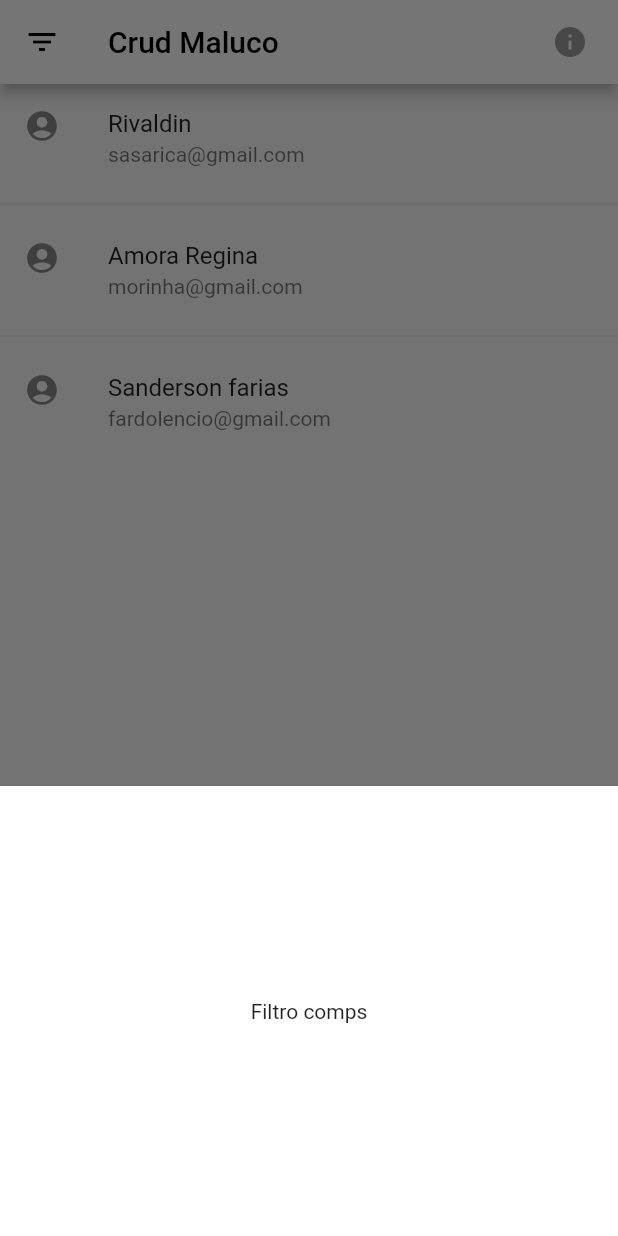
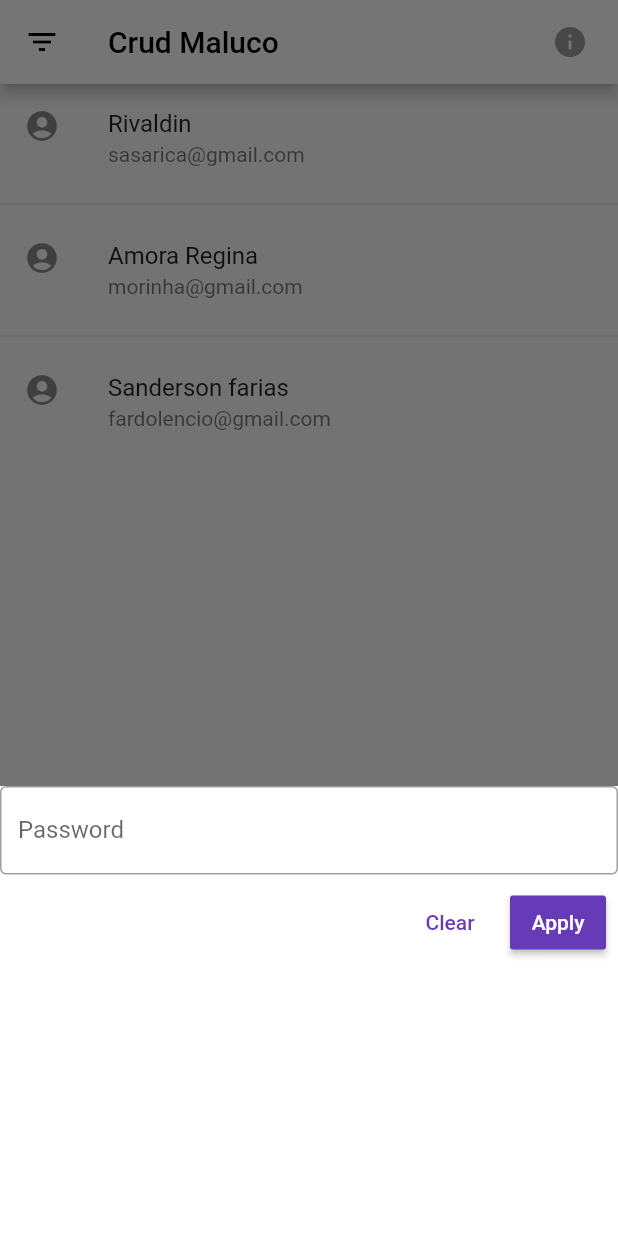
Before and after one commit to LucasPitol/CrudMaluco, a Flutter app: the screen it shows after launch, after a tap on the "add" icon, on a phone screen of 412 x 824 dp. Run offline on Flutter 3.47's test engine with Material 2 defaults, Android fonts, the phone set to English and light mode, and no system bars.

Commit message:
CD-DEV-8 tarefa 2 progress

```diff
--- a/flutterApp/crud_maluco_app/lib/filter_component.dart
+++ b/flutterApp/crud_maluco_app/lib/filter_component.dart
@@ -5,10 +5,42 @@ class FilterComponent extends StatelessWidget {
   Widget build(BuildContext context) {
     return Container(
       color: Colors.white,
-      child: Text('Filtro comps'),
       alignment: Alignment.center,
       height: 300,
-      // padding: EdgeInsets.all(40.0),
+      child: Column(
+        children: <Widget>[
+          TextField(
+            obscureText: true,
+            decoration: InputDecoration(
+              border: OutlineInputBorder(),
+              labelText: 'Password',
+            ),
+          ),
+          Container(
+            alignment: Alignment.center,
+            child: ButtonBar(
+              children: <Widget>[
+                FlatButton(
+                  color: Colors.white,
+                  textColor: Colors.deepPurple,
+                  child: Text('Clear'),
+                  onPressed: () {},
+                  padding: EdgeInsets.only(left: 10, right: 10),
+                ),
+                RaisedButton(
+                  color: Colors.deepPurple,
+                  onPressed: () {},
+                  child: Text(
+                    'Apply',
+                    style: TextStyle(color: Colors.white),
+                  ),
+                  padding: EdgeInsets.only(left: 10, right: 10),
+                ),
+              ],
+            ),
+          ),
+        ],
+      ),
     );
   }
 }
```
